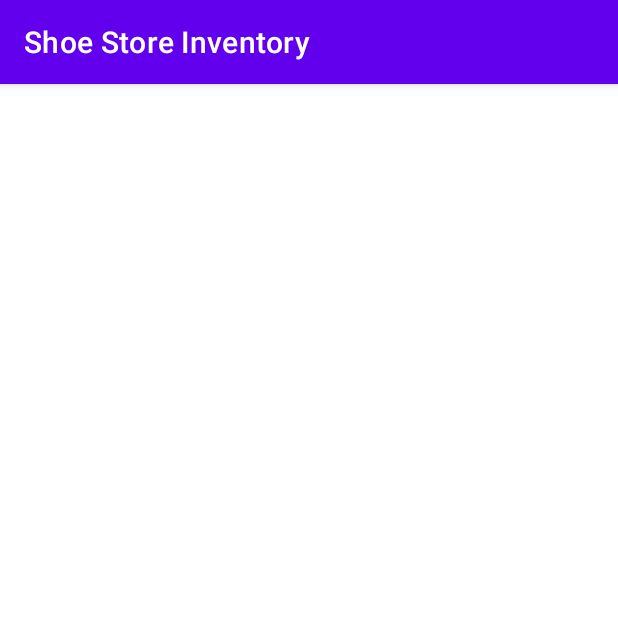
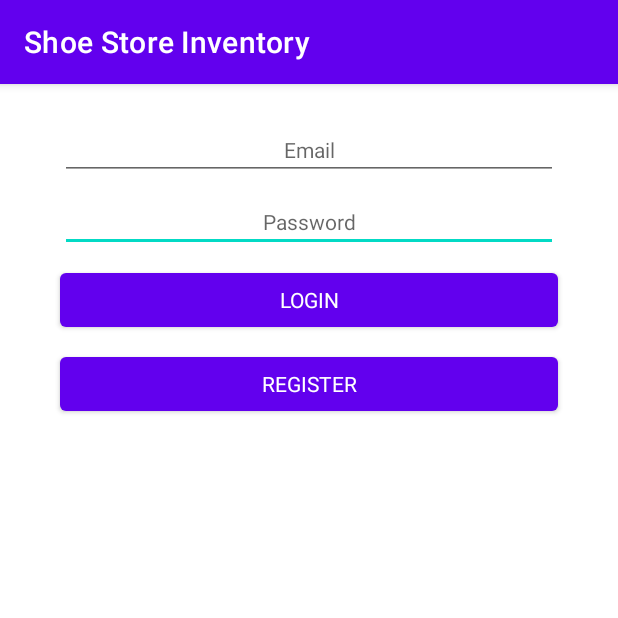
Before and after one commit to kelocen/shoe-tracker, an Android app: the screen it shows after launch (MainActivity), on a phone screen of 412 x 824 dp, the top half of it. Run offline under Robolectric (Android 15) with nearby library versions, the phone set to English and light mode, and no system bars; our stand-ins replace Timber, data binding.

Commit message:
feat: Add login fragment

```diff
--- /dev/null
+++ b/app/src/main/java/com/example/shoestoreinventory/ui/login/LoginFragment.kt
@@ -0,0 +1,26 @@
+package com.example.shoestoreinventory.ui.login
+
+import android.os.Bundle
+import android.view.LayoutInflater
+import android.view.View
+import android.view.ViewGroup
+import androidx.databinding.DataBindingUtil
+import androidx.fragment.app.Fragment
+import com.example.shoestoreinventory.R
+import com.example.shoestoreinventory.databinding.FragmentLoginBinding
+
+/**
+ * A simple [Fragment] subclass as the default destination in the navigation.
+ */
+class LoginFragment : Fragment() {
+
+    private lateinit var binding: FragmentLoginBinding
+
+    override fun onCreateView(
+            inflater: LayoutInflater, container: ViewGroup?,
+            savedInstanceState: Bundle?
+    ): View {
+        binding = DataBindingUtil.inflate(inflater, R.layout.fragment_login, container, false)
+        return binding.root
+    }
+}
--- a/app/src/main/res/layout/activity_main.xml
+++ b/app/src/main/res/layout/activity_main.xml
@@ -1,5 +1,6 @@
 <?xml version="1.0" encoding="utf-8"?>
 <layout xmlns:android="http://schemas.android.com/apk/res/android"
+  xmlns:app="http://schemas.android.com/apk/res-auto"
   xmlns:tools="http://schemas.android.com/tools">
 
   <androidx.constraintlayout.widget.ConstraintLayout
@@ -7,6 +8,15 @@
     android:layout_height="match_parent"
     tools:context=".MainActivity">
 
+    <!-- Fragment Container -->
+    <androidx.fragment.app.FragmentContainerView
+      android:id="@+id/nav_host_fragment_container_main"
+      android:layout_width="match_parent"
+      android:layout_height="match_parent"
+      android:name="androidx.navigation.fragment.NavHostFragment"
+      app:defaultNavHost="true"
+      app:navGraph="@navigation/nav_graph" />
+
   </androidx.constraintlayout.widget.ConstraintLayout>
 
 </layout>
--- /dev/null
+++ b/app/src/main/res/layout/fragment_login.xml
@@ -0,0 +1,65 @@
+<?xml version="1.0" encoding="utf-8"?>
+<layout xmlns:android="http://schemas.android.com/apk/res/android"
+  xmlns:app="http://schemas.android.com/apk/res-auto"
+  xmlns:tools="http://schemas.android.com/tools">
+
+  <!-- Login Constraint Layout -->
+  <androidx.constraintlayout.widget.ConstraintLayout
+    android:layout_width="match_parent"
+    android:layout_height="match_parent"
+    android:paddingTop="@dimen/fragment_vertical_margin"
+    android:paddingBottom="@dimen/fragment_vertical_margin"
+    android:paddingLeft="@dimen/fragment_horizontal_margin"
+    android:paddingRight="@dimen/fragment_horizontal_margin"
+    tools:context=".ui.login.LoginFragment">
+
+    <!-- Login Button -->
+    <Button
+      android:id="@+id/button_login"
+      style="@style/loginButton"
+      app:layout_constraintEnd_toEndOf="parent"
+      app:layout_constraintStart_toStartOf="parent"
+      app:layout_constraintTop_toBottomOf="@+id/text_password" />
+
+    <!-- Register Button -->
+    <Button
+      android:id="@+id/button_register"
+      style="@style/registerButton"
+      app:layout_constraintEnd_toEndOf="parent"
+      app:layout_constraintStart_toStartOf="parent"
+      app:layout_constraintTop_toBottomOf="@+id/button_login" />
+
+    <!-- Password EditText Field -->
+    <EditText
+      android:id="@+id/text_password"
+      style="@style/loginFragmentEditText"
+      android:autofillHints="@string/prompt_password"
+      android:hint="@string/prompt_password"
+      android:inputType="textPassword"
+      app:layout_constraintEnd_toEndOf="parent"
+      app:layout_constraintStart_toStartOf="parent"
+      app:layout_constraintTop_toBottomOf="@+id/text_username" />
+
+    <!-- Username EditText Field -->
+    <EditText
+      android:id="@+id/text_username"
+      style="@style/loginFragmentEditText"
+      android:autofillHints="@string/prompt_email"
+      android:hint="@string/prompt_email"
+      android:imeActionLabel="@string/action_login"
+      android:inputType="textEmailAddress"
+      app:layout_constraintEnd_toEndOf="parent"
+      app:layout_constraintStart_toStartOf="parent"
+      app:layout_constraintTop_toTopOf="parent" />
+
+    <!-- Progress Bar -->
+    <ProgressBar
+      android:id="@+id/progress_login"
+      style="@style/progressBar"
+      app:layout_constraintBottom_toBottomOf="parent"
+      app:layout_constraintEnd_toEndOf="@+id/text_password"
+      app:layout_constraintStart_toStartOf="@+id/text_password"
+      app:layout_constraintTop_toTopOf="parent"
+      app:layout_constraintVertical_bias="0.3" />
+  </androidx.constraintlayout.widget.ConstraintLayout>
+</layout>
--- /dev/null
+++ b/app/src/main/res/navigation/nav_graph.xml
@@ -0,0 +1,11 @@
+<?xml version="1.0" encoding="utf-8"?>
+<navigation xmlns:android="http://schemas.android.com/apk/res/android"
+  xmlns:app="http://schemas.android.com/apk/res-auto"
+  android:id="@+id/nav_graph"
+  app:startDestination="@id/fragment_LoginFragment">
+  <!-- Login Fragment -->
+  <fragment
+    android:id="@+id/fragment_LoginFragment"
+    android:label="@string/login_fragment_label"
+    android:name="com.example.shoestoreinventory.ui.login.LoginFragment" />
+</navigation>
--- /dev/null
+++ b/app/src/main/res/values/dimens.xml
@@ -0,0 +1,16 @@
+<resources>
+  <!-- Default screen margins, per the Android Design guidelines. -->
+  <dimen name="fragment_horizontal_margin">16dp</dimen>
+  <dimen name="fragment_vertical_margin">16dp</dimen>
+  <!-- General values -->
+  <dimen name="zeroHeightWidth">0dp</dimen>
+  <!-- Login fragment views-->
+  <dimen name="loginFragmentViewMarginTop">8dp</dimen>
+  <dimen name="loginFragmentViewMarginStart">24dp</dimen>
+  <dimen name="loginFragmentViewMarginEnd">24dp</dimen>
+  <!-- Progress Bar -->
+  <dimen name="progressBarMarginTop">64dp</dimen>
+  <dimen name="progressBarMarginBottom">64dp</dimen>
+  <dimen name="progressBarMarginStart">32dp</dimen>
+  <dimen name="progressBarMarginEnd">32dp</dimen>
+</resources>
--- a/app/src/main/res/values/strings.xml
+++ b/app/src/main/res/values/strings.xml
@@ -1,3 +1,9 @@
 <resources>
-    <string name="app_name">Shoe Store Inventory</string>
+  <string name="app_name">Shoe Store Inventory</string>
+  <string name="login_fragment_label">Login Fragment</string>
+  <!-- Login Fragment -->
+  <string name="action_login">Login</string>
+  <string name="action_register">Register</string>
+  <string name="prompt_password">Password</string>
+  <string name="prompt_email">Email</string>
 </resources>
--- a/app/src/main/res/values/themes.xml
+++ b/app/src/main/res/values/themes.xml
@@ -13,4 +13,45 @@
     <item name="android:statusBarColor" tools:targetApi="l">?attr/colorPrimaryVariant</item>
     <!-- Customize your theme here. -->
   </style>
+
+  <!-- LoginFragment edit text fields -->
+  <style name="loginFragmentEditText" parent="Theme.ShoeStoreInventory">
+    <item name="android:layout_width">@dimen/zeroHeightWidth</item>
+    <item name="android:layout_height">wrap_content</item>
+    <item name="android:layout_marginTop">@dimen/loginFragmentViewMarginTop</item>
+    <item name="android:layout_marginStart">@dimen/loginFragmentViewMarginStart</item>
+    <item name="android:layout_marginEnd">@dimen/loginFragmentViewMarginEnd</item>
+    <item name="android:imeOptions">actionDone</item>
+    <item name="android:selectAllOnFocus">true</item>
+    <item name="android:textAlignment">center</item>
+  </style>
+  <!-- LoginFragment login/register buttons -->
+  <style name="parentLoginFragmentButton" parent="Theme.ShoeStoreInventory">
+    <item name="android:layout_width">@dimen/zeroHeightWidth</item>
+    <item name="android:layout_height">wrap_content</item>
+    <item name="android:layout_marginTop">@dimen/loginFragmentViewMarginTop</item>
+    <item name="android:layout_marginStart">@dimen/loginFragmentViewMarginStart</item>
+    <item name="android:layout_marginEnd">@dimen/loginFragmentViewMarginEnd</item>
+    <item name="android:enabled">true</item>
+    <item name="android:textAllCaps">true</item>
+  </style>
+  <!-- Login button -->
+  <style name="loginButton" parent="parentLoginFragmentButton">
+    <item name="android:text">@string/action_login</item>
+  </style>
+  <!-- Register button -->
+  <style name="registerButton" parent="parentLoginFragmentButton">
+    <item name="android:text">@string/action_register</item>
+  </style>
+  <!-- Progress Bar -->
+  <style name="progressBar" parent="Theme.ShoeStoreInventory">
+    <item name="android:layout_height">wrap_content</item>
+    <item name="android:layout_width">wrap_content</item>
+    <item name="android:layout_marginTop">@dimen/progressBarMarginTop</item>
+    <item name="android:layout_marginBottom">@dimen/progressBarMarginBottom</item>
+    <item name="android:layout_marginStart">@dimen/progressBarMarginStart</item>
+    <item name="android:layout_marginEnd">@dimen/progressBarMarginEnd</item>
+    <item name="android:layout_gravity">center</item>
+    <item name="android:visibility">gone</item>
+  </style>
 </resources>
```
